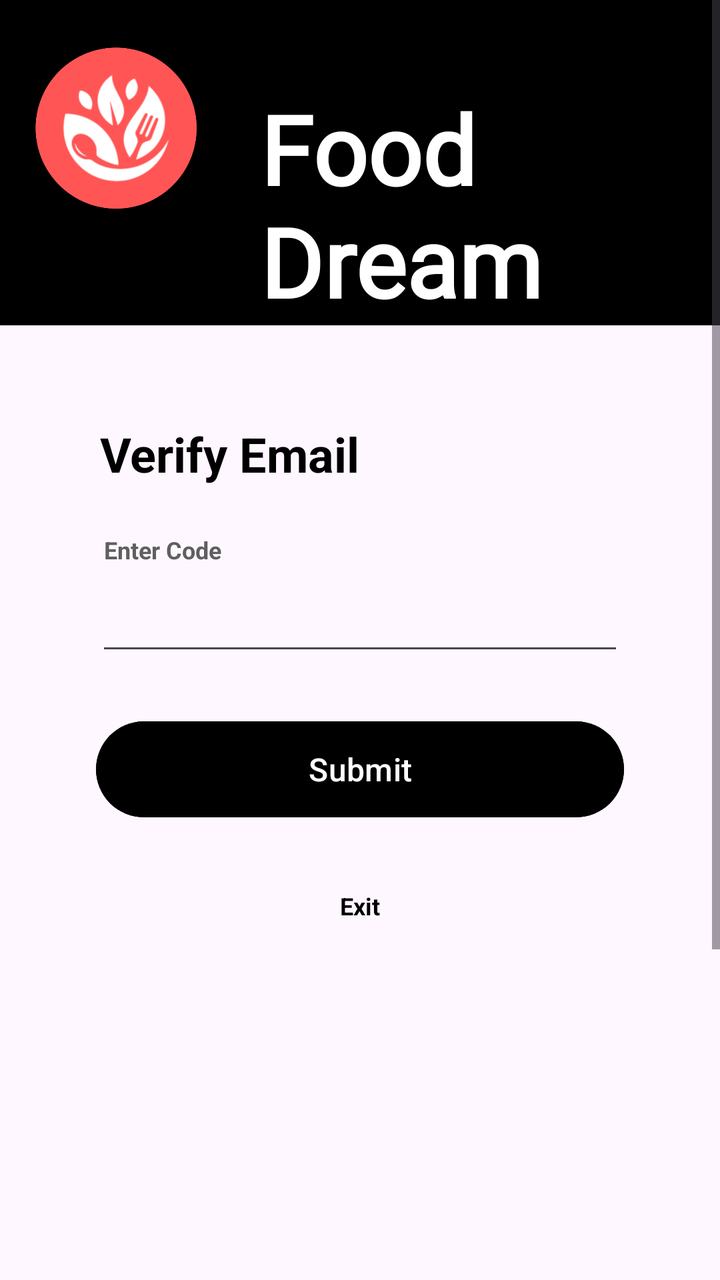
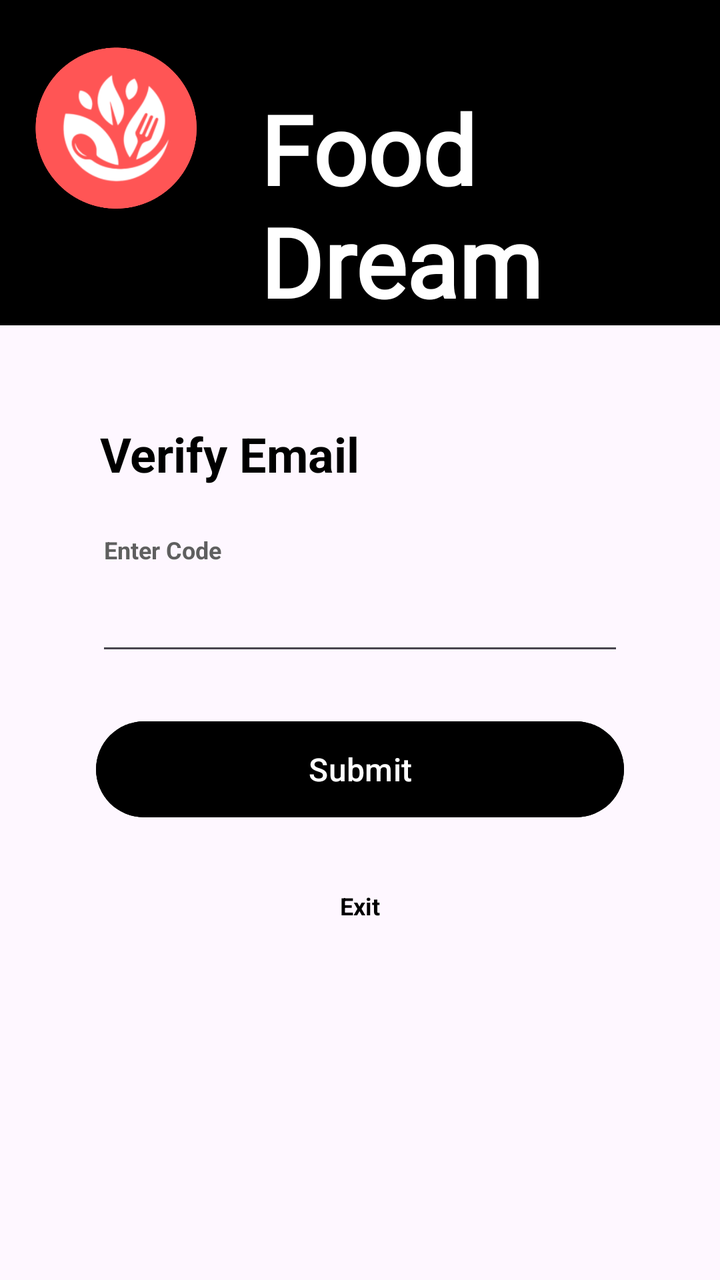

Compare the two renders of this Android layout. The source of the first and the diff that turns it into the second are given below.
<!-- AndroidManifest.xml: application theme Theme.FoodDream -->
<!-- res/layout/verify_email.xml -->
<?xml version="1.0" encoding="utf-8"?>
<ScrollView
    xmlns:android="http://schemas.android.com/apk/res/android"
    xmlns:tools="http://schemas.android.com/tools"
    android:id="@+id/scrollView"
    android:layout_width="match_parent"
    android:layout_height="match_parent"
    android:fillViewport="true">

    <LinearLayout
        android:id="@+id/verify_page"
        android:layout_width="match_parent"
        android:layout_height="wrap_content"
        android:orientation="vertical"
        tools:context=".views.MainActivity">

        <RelativeLayout
            android:layout_width="wrap_content"
            android:layout_height="wrap_content"
            android:background="#000000">

            <ImageView
                android:id="@+id/logo"
                android:layout_width="96dp"
                android:layout_height="128dp"
                android:layout_alignParentTop="true"
                android:layout_marginStart="10dp"
                android:contentDescription="@string/logo"
                android:src="@drawable/logo" />

            <TextView
                android:id="@+id/textLogo"
                android:layout_width="match_parent"
                android:layout_height="wrap_content"
                android:layout_toEndOf="@+id/logo"
                android:paddingStart="24dp"
                android:fontFamily="@font/transcity"
                android:paddingTop="42dp"
                android:textStyle="bold"
                android:text="@string/logo_placeholder"
                android:textColor="#ffffff"
                android:textSize="48sp"
                tools:ignore="RtlSymmetry" />

        </RelativeLayout>

        <LinearLayout
            android:layout_width="match_parent"
            android:layout_height="wrap_content"
            android:orientation="vertical">

            <TextView
                android:id="@+id/verifyPagePlaceholder"
                android:layout_width="match_parent"
                android:layout_height="32dp"
                android:layout_gravity="center"
                android:layout_marginHorizontal="38dp"
                android:layout_marginTop="48dp"
                android:text="@string/verify_placeholder"
                android:textStyle="bold"
                android:textColor="#000000"
                android:maxLines="1"
                android:paddingHorizontal="12dp"
                android:textSize="24sp">
            </TextView>

            <TextView
                android:id="@+id/codePlaceholder"
                android:layout_width="match_parent"
                android:layout_height="18dp"
                android:layout_gravity="center"
                android:layout_marginTop="24dp"
                android:layout_marginHorizontal="40dp"
                android:text="@string/code_placeholder"
                android:textStyle="bold"
                android:textColor="#5f5f5f"
                android:maxLines="1"
                android:paddingHorizontal="12dp"
                android:textSize="12sp">
            </TextView>

            <EditText
                android:id="@+id/code_verify"
                android:layout_width="match_parent"
                android:layout_height="48dp"
                android:layout_gravity="center"
                android:layout_marginHorizontal="48dp"
                android:autofillHints="email"
                android:focusable="true"
                android:inputType="number"
                android:maxLines="1"
                android:paddingHorizontal="12dp"
                android:textSize="16sp"
                tools:ignore="LabelFor" />

            <Button
                android:id="@+id/submit_button"
                android:layout_width="match_parent"
                android:layout_height="wrap_content"
                android:layout_marginHorizontal="48dp"
                android:layout_marginTop="24dp"
                android:backgroundTint="#000000"
                android:minHeight="56dp"
                android:paddingHorizontal="12dp"
                android:paddingVertical="8dp"
                android:text="@string/submit_button"
                android:textColor="#ffffff"
                android:textSize="16sp" />

        </LinearLayout>

        <RelativeLayout
            android:layout_width="284dp"
            android:layout_height="330dp"
            android:layout_gravity="center">

            <TextView
                android:id="@+id/exitPlaceholder"
                android:layout_width="match_parent"
                android:layout_height="wrap_content"
                android:gravity="center"
                android:text="@string/exit"
                android:textStyle="bold"
                android:layout_marginVertical="32dp"
                android:textColor="#000000"
                android:textSize="12sp"/>

        </RelativeLayout>

        <LinearLayout
            android:layout_width="match_parent"
            android:layout_height="wrap_content"
            android:orientation="horizontal"
            android:padding="12dp">

            <ImageView
                android:id="@+id/helpIcon"
                android:layout_width="64dp"
                android:layout_height="84dp"
                android:contentDescription="@string/help_icon"
                android:src="@drawable/helpicon" />

            <View
                android:layout_width="0dp"
                android:layout_height="1dp"
                android:layout_weight="1" />

            <ImageView
                android:id="@+id/customerSupportIcon"
                android:layout_width="76dp"
                android:layout_height="96dp"
                android:contentDescription="@string/support_icon"
                android:src="@drawable/supporticon" />

        </LinearLayout>

    </LinearLayout>

</ScrollView>
<!-- resources referenced by this layout -->
<resources>
  <!-- drawable helpicon: png bitmap (drawable, 16390 bytes) -->
  <!-- drawable logo: png bitmap (drawable, 73219 bytes) -->
  <!-- drawable supporticon: png bitmap (drawable, 57757 bytes) -->
  <string name="code_placeholder">Enter Code</string>
  <string name="exit">Exit</string>
  <string name="help_icon">User Guide Button</string>
  <string name="logo">Logo of Food Dream</string>
  <string name="logo_placeholder">Food Dream</string>
  <string name="submit_button">Submit</string>
  <string name="support_icon">Customer Support Button</string>
  <string name="verify_placeholder">Verify Email</string>
  <style name="Theme.FoodDream" parent="Base.Theme.FoodDream" />
  <style name="Base.Theme.FoodDream" parent="Theme.Material3.DayNight.NoActionBar">
          
          
      </style>
</resources>

<!-- the commit's change to res/layout/verify_email.xml (unified diff, before → after) -->
@@ -1,5 +1,5 @@
 <?xml version="1.0" encoding="utf-8"?>
-<ScrollView
+<LinearLayout
     xmlns:android="http://schemas.android.com/apk/res/android"
     xmlns:tools="http://schemas.android.com/tools"
     android:id="@+id/scrollView"
@@ -10,9 +10,9 @@
     <LinearLayout
         android:id="@+id/verify_page"
         android:layout_width="match_parent"
-        android:layout_height="wrap_content"
+        android:layout_height="match_parent"
         android:orientation="vertical"
-        tools:context=".views.MainActivity">
+        tools:context=".views.LoginView">
 
         <RelativeLayout
             android:layout_width="wrap_content"
@@ -111,7 +111,7 @@
 
         <RelativeLayout
             android:layout_width="284dp"
-            android:layout_height="330dp"
+            android:layout_height="433dp"
             android:layout_gravity="center">
 
             <TextView
@@ -156,4 +156,4 @@
 
     </LinearLayout>
 
-</ScrollView>
+</LinearLayout>
